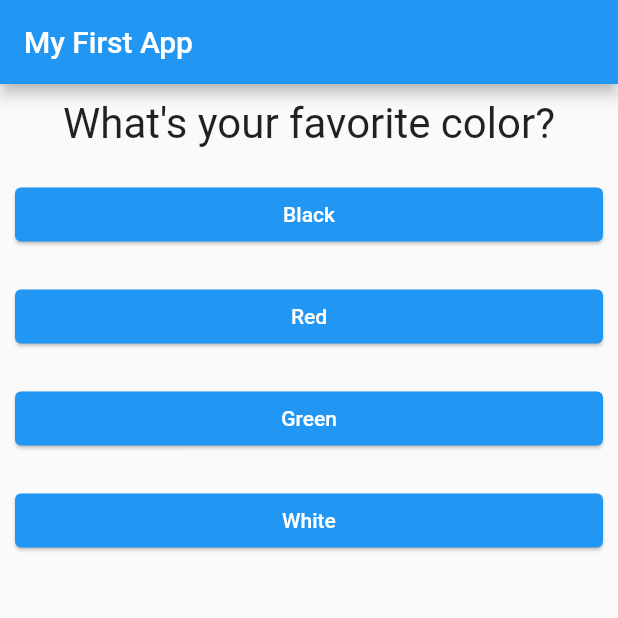
After one commit to r0pe-12/quiz_app, a Flutter app: the screen it shows after launch, on a phone screen of 412 x 824 dp, the top half of it. The commit adds this screen. Run offline on Flutter 3.47's test engine with Material 2 defaults, Android fonts, the phone set to English and light mode, and no system bars.

Commit message:
organized code little bit better

```diff
--- a/lib/main.dart
+++ b/lib/main.dart
@@ -1,7 +1,8 @@
 import 'package:flutter/material.dart';
 
 import 'widgets/question.dart';
-import 'widgets/answer.dart';
+import 'widgets/quiz.dart';
+import 'widgets/result.dart';
 
 // void main(List<String> args) {
 //   runApp(const MyApp());
@@ -19,7 +20,7 @@ class MyApp extends StatefulWidget {
 }
 
 class _MyAppState extends State<MyApp> {
-  final questions = const [
+  final _questions = const [
     {
       'questionText': "What's your favorite color?",
       'answers': ['Black', 'Red', 'Green', 'White'],
@@ -56,33 +57,12 @@ class _MyAppState extends State<MyApp> {
         appBar: AppBar(
           title: const Text('My First App'),
         ),
-        body: _questionIndex < questions.length
-            ? Column(
-                children: <Widget>[
-                  Question(
-                    questionText:
-                        questions[_questionIndex]['questionText'] as String,
-                  ),
-                  ...(questions[_questionIndex]['answers'] as List)
-                      .map((answer) {
-                    return Answer(handler: _answerQuestion, answerText: answer);
-                  }).toList(),
-                ],
+        body: _questionIndex < _questions.length
+            ? Quiz(
+                questionAnswerPair: _questions[_questionIndex],
+                handler: _answerQuestion,
               )
-            : Column(
-                crossAxisAlignment: CrossAxisAlignment.center,
-                mainAxisAlignment: MainAxisAlignment.center,
-                children: <Widget>[
-                  const Question(questionText: 'You did it'),
-                  ElevatedButton(
-                    style: ButtonStyle(
-                      backgroundColor: MaterialStateProperty.all(Colors.cyan),
-                    ),
-                    onPressed: _startOver,
-                    child: const Text('Start over'),
-                  ),
-                ],
-              ),
+            : Result(startOver: _startOver),
       ),
     );
   }
--- /dev/null
+++ b/lib/widgets/quiz.dart
@@ -0,0 +1,29 @@
+import 'package:flutter/material.dart';
+
+import 'answer.dart';
+import 'question.dart';
+
+class Quiz extends StatelessWidget {
+  final Map questionAnswerPair;
+  final VoidCallback handler;
+
+  const Quiz(
+      {super.key, required this.questionAnswerPair, required this.handler});
+
+  @override
+  Widget build(BuildContext context) {
+    return Column(
+      children: <Widget>[
+        Question(
+          questionText: questionAnswerPair['questionText'] as String,
+        ),
+        ...(questionAnswerPair['answers'] as List).map((answer) {
+          return Answer(
+            handler: handler,
+            answerText: answer,
+          );
+        }).toList(),
+      ],
+    );
+  }
+}
```
Also changed, not shown: lib/widgets/result.dart (added, +26 -0 lines).
